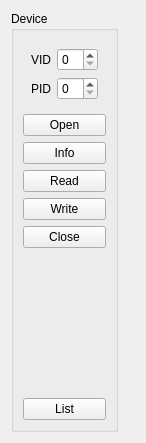
This is Qt/mega_git_tests/Test_libUSB/src/test_libusb_mainbox/src/ui/test_libusb_mainbox.ui in RinatB2017/mega_GIT as Qt 5 draws it before an edit. The edited form follows.
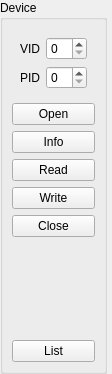
This is the edited form. Icons and pictures are not drawn. Custom widgets are drawn as their Qt base class.

```diff
--- a/Qt/mega_git_tests/Test_libUSB/src/test_libusb_mainbox/src/ui/test_libusb_mainbox.ui
+++ b/Qt/mega_git_tests/Test_libUSB/src/test_libusb_mainbox/src/ui/test_libusb_mainbox.ui
@@ -6,8 +6,8 @@
    <rect>
     <x>0</x>
     <y>0</y>
-    <width>146</width>
-    <height>443</height>
+    <width>112</width>
+    <height>374</height>
    </rect>
   </property>
   <property name="sizePolicy">
@@ -20,6 +20,18 @@
    <string>Dialog</string>
   </property>
   <layout class="QVBoxLayout" name="verticalLayout">
+   <property name="leftMargin">
+    <number>0</number>
+   </property>
+   <property name="topMargin">
+    <number>0</number>
+   </property>
+   <property name="rightMargin">
+    <number>0</number>
+   </property>
+   <property name="bottomMargin">
+    <number>0</number>
+   </property>
    <item>
     <widget class="QGroupBox" name="groupBox">
      <property name="sizePolicy">
```
